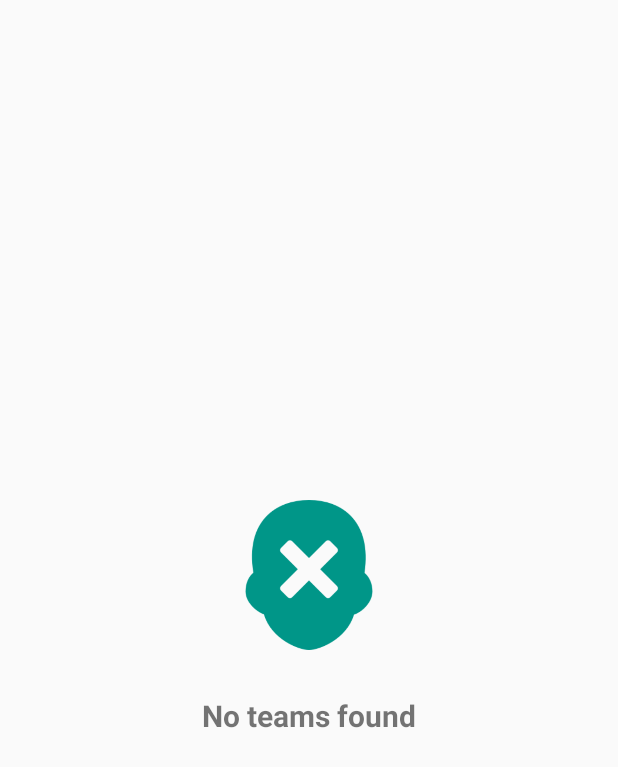
After one commit to foivz/RSC2016-moist, an Android app: the layout content_teams.xml on its own in the app's theme, with its tools: preview values and no code run, on a phone screen of 412 x 824 dp. The commit adds this screen. Shown: the top 767 px of the screen. Run offline under Robolectric (Android 15) with nearby library versions, the phone set to English and light mode, and no system bars.

Commit message:
Add creating a new team

```diff
--- a/Android/RSCAndroid/app/build.gradle
+++ b/Android/RSCAndroid/app/build.gradle
@@ -38,6 +38,7 @@ dependencies {
         exclude group: 'com.android.support', module: 'support-annotations'
     })
     compile 'com.android.support:appcompat-v7:25.0.1'
+    compile 'com.android.support:design:25.0.1'
     compile "com.android.support:support-core-utils:25.0.1"
     compile 'com.rengwuxian.materialedittext:library:2.1.4'
     testCompile 'junit:junit:4.12'
--- /dev/null
+++ b/Android/RSCAndroid/app/src/main/res/layout/content_teams.xml
@@ -0,0 +1,42 @@
+<?xml version="1.0" encoding="utf-8"?>
+<RelativeLayout
+        xmlns:android="http://schemas.android.com/apk/res/android"
+        xmlns:tools="http://schemas.android.com/tools"
+        android:id="@+id/activity_team"
+        android:layout_width="match_parent"
+        android:layout_height="match_parent"
+        tools:context="foi.hr.rscandroid.ui.teams.TeamActivity">
+
+    <android.support.v7.widget.RecyclerView
+            android:id="@+id/rv_teams"
+            android:layout_width="match_parent"
+            android:layout_height="wrap_content"
+            android:visibility="gone"
+            />
+
+    <LinearLayout
+            android:id="@+id/no_teams_container"
+            android:layout_width="wrap_content"
+            android:layout_height="wrap_content"
+            android:layout_centerInParent="true"
+            android:gravity="center"
+            android:orientation="vertical">
+
+        <ImageView
+                android:layout_width="100dp"
+                android:layout_height="100dp"
+                android:src="@drawable/ic_no_teams"
+                />
+
+        <TextView
+                android:layout_width="wrap_content"
+                android:layout_height="wrap_content"
+                android:layout_marginTop="30dp"
+                android:textSize="20sp"
+                android:textStyle="bold"
+                android:text="No teams found"
+                />
+
+    </LinearLayout>
+
+</RelativeLayout>
--- /dev/null
+++ b/Android/RSCAndroid/app/src/main/res/values-v21/styles.xml
@@ -0,0 +1,2 @@
+<resources>
+</resources>
--- a/Android/RSCAndroid/app/src/main/res/values/colors.xml
+++ b/Android/RSCAndroid/app/src/main/res/values/colors.xml
@@ -9,6 +9,8 @@
     <color name="colorAccent">#009688</color>
 
     <color name="tab_upcoming">#F44336</color>
+    <color name="tab_upcoming_darker">#a6220e</color>
+    <color name="tab_upcoming_even_darker">#801a0b</color>
     <color name="tab_events">#607D8B</color>
     <color name="tab_map">#4CAF50</color>
     <color name="tab_profile">#3F51B5</color>
--- a/Android/RSCAndroid/app/src/main/res/values/dimens.xml
+++ b/Android/RSCAndroid/app/src/main/res/values/dimens.xml
@@ -13,5 +13,6 @@
     <dimen name="larger_spacing">20dp</dimen>
     <dimen name="large_spacing">24dp</dimen>
     <dimen name="xlarge_spacing">36dp</dimen>
+    <dimen name="fab_margin">16dp</dimen>
 
 </resources>
--- a/Android/RSCAndroid/app/src/main/res/values/strings.xml
+++ b/Android/RSCAndroid/app/src/main/res/values/strings.xml
@@ -7,4 +7,5 @@
     <string name="fb_login_protocol_scheme">fb1829184290631001</string>
     <string name="team_curr_members_string">Currently in team: %d</string>
     <string name="max_slots_in_team">Allowed slots in a team: %d</string>
+    <string name="title_activity_main2">Main2Activity</string>
 </resources>
--- a/Android/RSCAndroid/app/src/main/res/values/styles.xml
+++ b/Android/RSCAndroid/app/src/main/res/values/styles.xml
@@ -15,4 +15,15 @@
         <item name="colorAccent">@color/colorAccent</item>
     </style>
 
+    <style name="TeamsTheme" parent="Theme.AppCompat.Light.NoActionBar">
+        <!-- Customize your theme here. -->
+        <item name="colorPrimary">@color/colorPrimary</item>
+        <item name="colorPrimaryDark">@color/tab_upcoming_even_darker</item>
+        <item name="colorAccent">@color/dividerColor</item>
+    </style>
+
+    <style name="AppTheme.AppBarOverlay" parent="ThemeOverlay.AppCompat.Dark.ActionBar"/>
+
+    <style name="AppTheme.PopupOverlay" parent="ThemeOverlay.AppCompat.Light"/>
+
 </resources>
```
Also changed, not shown: Android/RSCAndroid/app/src/main/AndroidManifest.xml (+7 -1 lines), Android/RSCAndroid/app/src/main/java/foi/hr/rscandroid/ui/teams/NewTeamActivity.java (added, +30 -0 lines), Android/RSCAndroid/app/src/main/java/foi/hr/rscandroid/ui/teams/TeamActivity.java (+18 -0 lines), Android/RSCAndroid/app/src/main/res/drawable/new_team_button_border.xml (added, +9 -0 lines), Android/RSCAndroid/app/src/main/res/layout/activity_new_team.xml (added, +101 -0 lines), Android/RSCAndroid/app/src/main/res/layout/activity_team.xml (+13 -6 lines), Android/RSCAndroid/app/src/main/res/drawable-xhdpi/ic_add_black_24dp.png (added), Android/RSCAndroid/app/src/main/res/drawable-xhdpi/ic_add_white.png (added), Android/RSCAndroid/app/src/main/res/drawable-xxhdpi/ic_add_black_24dp.png (added), Android/RSCAndroid/app/src/main/res/drawable-xxhdpi/ic_add_white.png (added), Android/RSCAndroid/app/src/main/res/drawable/ic_no_teams.png (added).
